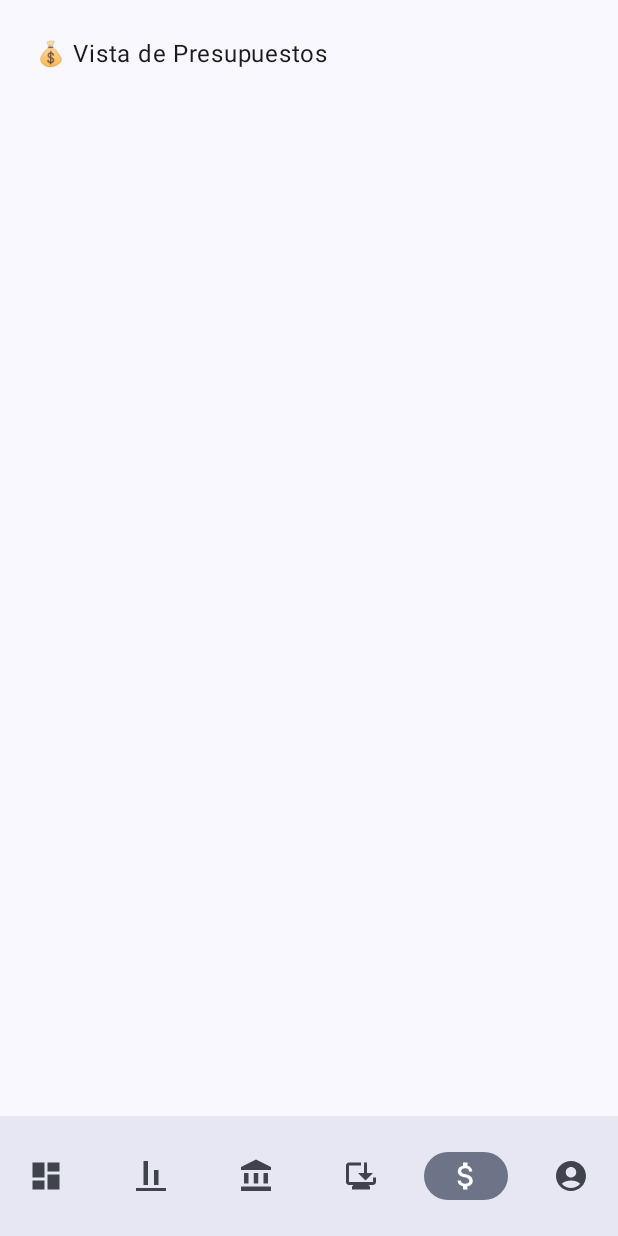
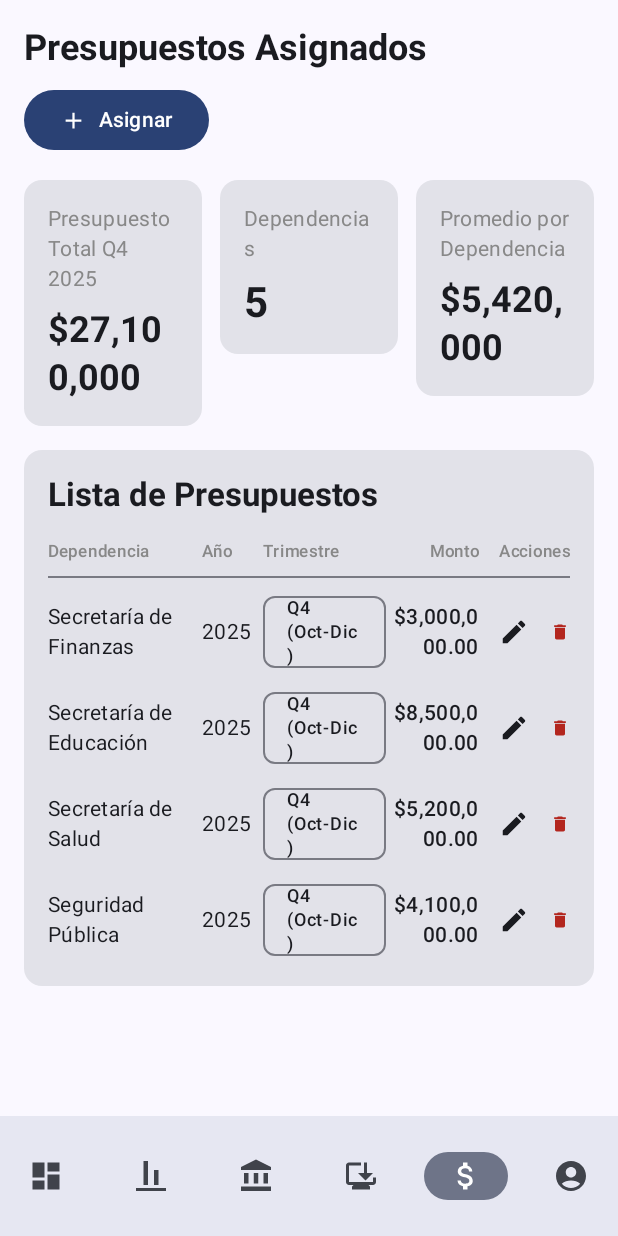
Before and after one commit to JosueDnCB/PGE2, an Android app built with Jetpack Compose: the PresupuestoScreen screen opened through its navigation route, on a phone screen of 412 x 824 dp. Run offline under Robolectric (Android 15) with nearby library versions, the phone set to English and light mode, and no system bars.

Commit message:
Se agrego avances de la vista: Presupuesto

```diff
--- a/app/src/main/java/com/example/pge/MainActivity.kt
+++ b/app/src/main/java/com/example/pge/MainActivity.kt
@@ -20,7 +20,7 @@ import com.example.pge.views.DashboardScreen
 import com.example.pge.views.Dependencia
 import com.example.pge.views.DependenciasScreen
 import com.example.pge.views.DrawerScreen
-import com.example.pge.views.PresupuestosScreen
+import com.example.pge.views.PresupuestoScreen
 import com.example.pge.views.UsuariosScreen
 
 class MainActivity : ComponentActivity() {
@@ -54,8 +54,8 @@ class MainActivity : ComponentActivity() {
                                 )
                             }
                             composable(NavRoutes.CargaConsumos.route) { CargaConsumosScreen(navController) }
-                            composable(NavRoutes.Presupuestos.route) { PresupuestosScreen() }
-                            composable(NavRoutes.Usuarios.route) { UsuariosScreen() }
+                            composable(NavRoutes.Presupuestos.route) {PresupuestoScreen(navController)}
+                            composable(NavRoutes.Usuarios.route) {UsuariosScreen() }
                         }
                     }
                 }
--- /dev/null
+++ b/app/src/main/java/com/example/pge/views/Presupuesto.kt
@@ -0,0 +1,271 @@
+package com.example.pge.views
+
+import androidx.compose.foundation.clickable
+import androidx.compose.foundation.layout.*
+import androidx.compose.foundation.lazy.LazyColumn
+import androidx.compose.material.icons.Icons
+import androidx.compose.material.icons.filled.Add
+import androidx.compose.material.icons.filled.Delete
+import androidx.compose.material.icons.filled.Edit
+import androidx.compose.material3.*
+import androidx.compose.runtime.Composable
+import androidx.compose.runtime.getValue
+import androidx.compose.runtime.mutableStateOf
+import androidx.compose.runtime.remember
+import androidx.compose.runtime.setValue
+import androidx.compose.ui.Alignment
+import androidx.compose.ui.Modifier
+import androidx.compose.ui.graphics.Color
+import androidx.compose.ui.text.TextStyle
+import androidx.compose.ui.text.font.FontWeight
+import androidx.compose.ui.text.style.TextAlign
+import androidx.compose.ui.tooling.preview.Preview
+import androidx.compose.ui.unit.dp
+import androidx.navigation.NavController
+import androidx.navigation.compose.rememberNavController
+import java.text.NumberFormat
+import java.util.Locale
+
+
+data class Presupuesto(
+    val dependencia: String,
+    val anio: String,
+    val trimestre: String,
+    val monto: Double
+)
+
+
+@Composable
+fun PresupuestoScreen(navController: NavController) {
+
+
+    // Datos de ejemplo
+    val presupuestos = listOf(
+        Presupuesto("Secretaría de Finanzas", "2025", "Q4 (Oct-Dic)", 3000000.0),
+        Presupuesto("Secretaría de Educación", "2025", "Q4 (Oct-Dic)", 8500000.0),
+        Presupuesto("Secretaría de Salud", "2025", "Q4 (Oct-Dic)", 5200000.0),
+        Presupuesto("Seguridad Pública", "2025", "Q4 (Oct-Dic)", 4100000.0)
+    )
+
+    LazyColumn(
+        modifier = Modifier
+            .fillMaxSize()
+            .padding(16.dp),
+        verticalArrangement = Arrangement.spacedBy(16.dp)
+    ) {
+        // Título y Botón
+        item {
+            TitleAndButtonRow()
+        }
+
+        // Tarjetas de Resumen ---
+        item {
+            HeaderSection()
+        }
+
+        // Tarjeta de la Lista ---
+        item {
+            ListaPresupuestosCard(presupuestos)
+        }
+    }
+
+}
+
+//  Componente: Título y Botón "Asignar"
+@Composable
+fun TitleAndButtonRow() {
+    Row(
+        modifier = Modifier.fillMaxWidth(),
+        verticalAlignment = Alignment.CenterVertically,
+        horizontalArrangement = Arrangement.SpaceBetween
+    ) {
+        Text(
+            text = "Presupuestos Asignados",
+            style = MaterialTheme.typography.headlineSmall,
+            fontWeight = FontWeight.Bold
+        )
+
+    }
+    Spacer(modifier = Modifier.height(8.dp))
+    Row(
+        modifier = Modifier.fillMaxWidth(),
+        verticalAlignment = Alignment.CenterVertically,
+        horizontalArrangement = Arrangement.SpaceBetween
+    ){
+        Button(
+            onClick = { /* Acción para asignar presupuesto */ }
+        ) {
+            Icon(
+                Icons.Default.Add,
+                contentDescription = null,
+                modifier = Modifier.size(18.dp)
+            )
+            Spacer(modifier = Modifier.width(8.dp))
+            Text(text = "Asignar")
+        }
+    }
+}
+
+// Componente: Sección de 3 Tarjetas de Resumen
+@Composable
+fun HeaderSection() {
+    Row(
+        modifier = Modifier.fillMaxWidth(),
+        horizontalArrangement = Arrangement.spacedBy(12.dp)
+    ) {
+        SummaryCard(
+            title = "Presupuesto Total Q4 2025",
+            value = "$27,100,000",
+            valueStyle = MaterialTheme.typography.headlineSmall,
+            modifier = Modifier.weight(1f)
+        )
+        SummaryCard(
+            title = "Dependencias",
+            value = "5",
+            valueStyle = MaterialTheme.typography.headlineMedium, // Más grande
+            modifier = Modifier.weight(1f)
+        )
+        SummaryCard(
+            title = "Promedio por Dependencia",
+            value = "$5,420,000",
+            valueStyle = MaterialTheme.typography.headlineSmall,
+            modifier = Modifier.weight(1f)
+        )
+    }
+}
+
+// Componente: Tarjeta de Resumen Reutilizable
+@Composable
+fun SummaryCard(
+    title: String,
+    value: String,
+    modifier: Modifier = Modifier,
+    valueStyle: TextStyle = MaterialTheme.typography.headlineMedium
+) {
+    Card(modifier = modifier) {
+        Column(
+            modifier = Modifier
+                .padding(16.dp)
+                .fillMaxWidth()
+        ) {
+            Text(
+                text = title,
+                style = MaterialTheme.typography.bodyMedium,
+                color = Color.Gray
+            )
+            Spacer(modifier = Modifier.height(8.dp))
+            Text(
+                text = value,
+                style = valueStyle,
+                fontWeight = FontWeight.Bold
+            )
+        }
+    }
+}
+
+//Componente: Tarjeta de la Lista de Presupuestos ---
+@Composable
+fun ListaPresupuestosCard(presupuestos: List<Presupuesto>) {
+    Card(modifier = Modifier.fillMaxWidth()) {
+        Column(modifier = Modifier.padding(16.dp)) {
+            Text(
+                text = "Lista de Presupuestos",
+                style = MaterialTheme.typography.titleLarge,
+                fontWeight = FontWeight.Bold
+            )
+            Spacer(modifier = Modifier.height(16.dp))
+
+            // --- Encabezados de la Lista ---
+            PresupuestoListHeader()
+            Divider(modifier = Modifier.padding(vertical = 8.dp))
+
+            // --- Filas de la Lista ---
+            // Usamos un Column normal porque ya estamos dentro de un LazyColumn
+            Column(verticalArrangement = Arrangement.spacedBy(8.dp)) {
+                presupuestos.forEach { presupuesto ->
+                    PresupuestoItemRow(presupuesto)
+                }
+            }
+        }
+    }
+}
+
+// Componente: Encabezados de la Lista ---
+@Composable
+fun PresupuestoListHeader() {
+    Row(
+        modifier = Modifier.fillMaxWidth(),
+        verticalAlignment = Alignment.CenterVertically
+    ) {
+        Text("Dependencia", Modifier.weight(2.5f), style = MaterialTheme.typography.labelSmall, color = Color.Gray)
+        Text("Año", Modifier.weight(1f), style = MaterialTheme.typography.labelSmall, color = Color.Gray)
+        Text("Trimestre", Modifier.weight(2f), style = MaterialTheme.typography.labelSmall, color = Color.Gray)
+        Text("Monto", Modifier.weight(1.5f), style = MaterialTheme.typography.labelSmall, color = Color.Gray, textAlign = TextAlign.End)
+        Text("Acciones", Modifier.weight(1.5f), style = MaterialTheme.typography.labelSmall, color = Color.Gray, textAlign = TextAlign.End)
+    }
+}
+
+// Componente: Fila de un Item de Presupuesto ---
+@OptIn(ExperimentalMaterial3Api::class)
+@Composable
+fun PresupuestoItemRow(presupuesto: Presupuesto) {
+    // Formateador de moneda
+    val format = NumberFormat.getCurrencyInstance(Locale("es", "MX"))
+
+    Row(
+        modifier = Modifier
+            .fillMaxWidth()
+            .padding(vertical = 4.dp),
+        verticalAlignment = Alignment.CenterVertically
+    ) {
+        // Dependencia
+        Text(presupuesto.dependencia, Modifier.weight(2.5f), style = MaterialTheme.typography.bodyMedium)
+
+        // Año
+        Text(presupuesto.anio, Modifier.weight(1f), style = MaterialTheme.typography.bodyMedium)
+
+        // Trimestre
+        Box(modifier = Modifier.weight(2f)) {
+            AssistChip(
+                onClick = { /* Sin acción */ },
+                label = { Text(presupuesto.trimestre, style = MaterialTheme.typography.labelMedium) }
+            )
+        }
+
+        // Monto
+        Text(
+            text = format.format(presupuesto.monto),
+            Modifier.weight(1.5f),
+            style = MaterialTheme.typography.bodyMedium,
+            textAlign = TextAlign.End,
+            fontWeight = FontWeight.SemiBold
+        )
+
+        // Acciones (Iconos)
+        Row(
+            modifier = Modifier.weight(1.5f),
+            horizontalArrangement = Arrangement.End
+        ) {
+            IconButton(onClick = { /* Acción Editar */ }) {
+                Icon(Icons.Default.Edit, contentDescription = "Editar", modifier = Modifier.size(20.dp))
+            }
+            IconButton(onClick = { /* Acción Eliminar */ }) {
+                Icon(Icons.Default.Delete, contentDescription = "Eliminar", tint = MaterialTheme.colorScheme.error, modifier = Modifier.size(20.dp))
+            }
+        }
+    }
+}
+
+
+
+
+@Preview(showBackground = true)
+@Composable
+fun PresupuestoScreenPreview() {
+    MaterialTheme {
+
+        val navController = rememberNavController()
+
+        PresupuestoScreen(navController)
+    }
+}
--- a/app/src/main/java/com/example/pge/views/ViewsList.kt
+++ b/app/src/main/java/com/example/pge/views/ViewsList.kt
@@ -7,11 +7,6 @@ import androidx.compose.ui.Modifier
 import androidx.compose.ui.unit.dp
 
 @Composable
-fun PresupuestosScreen() {
-    Text("💰 Vista de Presupuestos", modifier = Modifier.padding(24.dp))
-}
-
-@Composable
 fun UsuariosScreen() {
     Text("👥 Vista de Usuarios", modifier = Modifier.padding(24.dp))
 }
```
